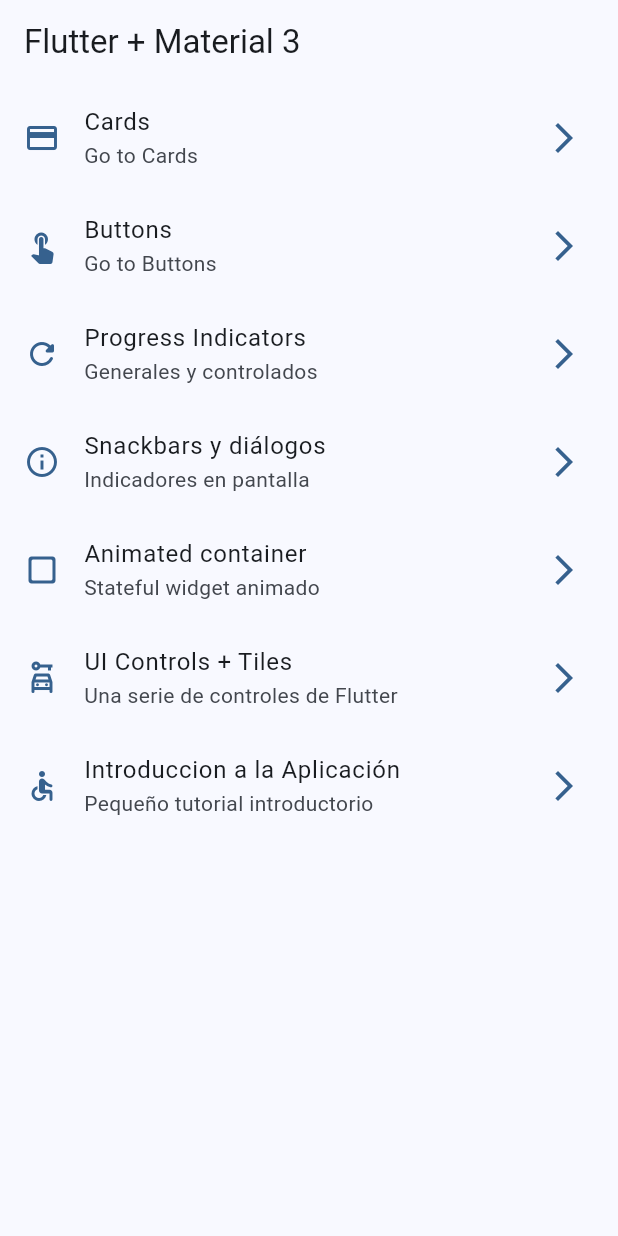
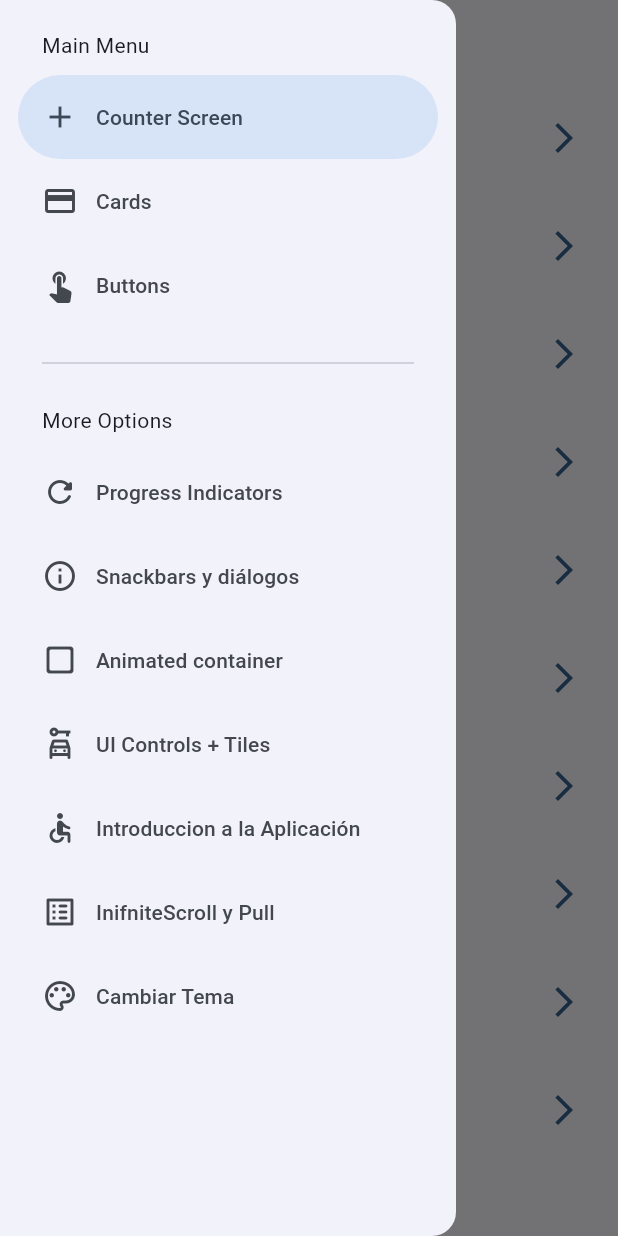
Before and after one commit to KevCristensen/widgets_app, a Flutter app: the screen it shows after launch, with the side drawer open (before the commit the screen has no drawer), on a phone screen of 412 x 824 dp. Run offline on Flutter 3.47's test engine with Material 3 defaults, Android fonts, the phone set to English and light mode, and no system bars; our stand-ins replace animate_do, flutter_riverpod, go_router.

Commit message:
Antes de statenotifier

```diff
--- a/lib/config/menu/menu_items.dart
+++ b/lib/config/menu/menu_items.dart
@@ -16,6 +16,12 @@ class MenuItem{
 }
 
 const appMenuItems = <MenuItem>[
+  MenuItem(
+    title: 'Counter Screen',
+    subTitle: 'Contador de clicks',
+    link: '/counter_screen',
+    icon: Icons.add
+  ),
   MenuItem(
     title: 'Cards',
     subTitle: 'Go to Cards',
@@ -58,4 +64,17 @@ const appMenuItems = <MenuItem>[
     link: '/tutorial',
     icon: Icons.accessible_rounded
   ),
+  MenuItem(
+    title: 'InifniteScroll y Pull',
+    subTitle: 'Listas infinitas y pull to refresh',
+    link: '/infinite',
+    icon: Icons.list_alt_rounded
+  ),
+  MenuItem(
+    title: 'Cambiar Tema',
+    subTitle: 'Cambiar el tema de la aplicación',
+    link: '/theme-changer',
+    icon: Icons.color_lens_outlined
+  ),
+
 ];
--- a/lib/config/router/app_router.dart
+++ b/lib/config/router/app_router.dart
@@ -46,5 +46,21 @@ final appRouter = GoRouter(
       name: AppTutorialScreen.name,
       builder: (context, state) => const AppTutorialScreen(),
     ),
+    GoRoute(
+      path: '/infinite',
+      name: InfiniteScrollScreen.name,
+      builder: (context, state) => const InfiniteScrollScreen(),
+    ),
+    GoRoute(
+      path: '/counter_screen',
+      name: CounterScreen.name,
+      builder: (context, state) => const CounterScreen(),
+    ),
+    GoRoute(
+      path: '/theme-changer',
+      name: ThemeChangerScreen.name,
+      builder: (context, state) => const ThemeChangerScreen(),
+    ),
+
   ]
   );
--- a/lib/config/theme/app_theme.dart
+++ b/lib/config/theme/app_theme.dart
@@ -21,14 +21,17 @@ const colorList = <Color>[
 class AppTheme {
 
   final int selectedColor;
+  final bool isDarkMode;
 
   AppTheme({
+    this.isDarkMode = false,
     this.selectedColor = 0
     }): assert(selectedColor >= 0, 'selectedColor must be greater than 0'),
         assert(selectedColor < colorList.length, 'selectedColor must be less or equal than ${colorList.length -1}');
 
     ThemeData getTheme() => ThemeData(
       useMaterial3: true,
+      brightness: isDarkMode ? Brightness.dark : Brightness.light,
       colorSchemeSeed: colorList[selectedColor],
       appBarTheme: const AppBarTheme(
         centerTitle: false,
--- a/lib/main.dart
+++ b/lib/main.dart
@@ -1,21 +1,30 @@
 import 'package:flutter/material.dart';
+import 'package:flutter_riverpod/flutter_riverpod.dart';
 import 'package:widgets_app/config/router/app_router.dart';
 import 'package:widgets_app/config/theme/app_theme.dart';
+import 'package:widgets_app/presentation/providers/theme_provider.dart';
 
 void main() {
-  runApp(const MainApp());
+  runApp(
+    const ProviderScope(
+      child: MainApp()
+    )
+    );
 }
 
-class MainApp extends StatelessWidget {
+class MainApp extends ConsumerWidget {
   const MainApp({super.key});
 
   @override
-  Widget build(BuildContext context) {
+  Widget build(BuildContext context, WidgetRef ref) {
+    final darkMode = ref.watch(isDarkModeProvider);
+    final selectedColor = ref.watch(selectedColorProvider);
+
     return MaterialApp.router(
       title: 'Flutter Widgets',
       routerConfig: appRouter,
       debugShowCheckedModeBanner: false,
-      theme: AppTheme(selectedColor: 0).getTheme(),
+      theme: AppTheme(selectedColor: selectedColor, isDarkMode: darkMode).getTheme(),
       // home: const HomeScreen(),
       // routes: {
       //   '/home': (context) => const HomeScreen(),
--- /dev/null
+++ b/lib/presentation/providers/counter_provider.dart
@@ -0,0 +1,3 @@
+import 'package:flutter_riverpod/flutter_riverpod.dart';
+
+final counterProvider = StateProvider((ref) => 5);
--- /dev/null
+++ b/lib/presentation/providers/theme_provider.dart
@@ -0,0 +1,14 @@
+import 'package:flutter_riverpod/flutter_riverpod.dart';
+import 'package:widgets_app/config/theme/app_theme.dart';
+
+
+// Listado de colores inmutable
+
+final colorListProvider = Provider((ref) => colorList);
+
+//Un simple boolean
+final isDarkModeProvider = StateProvider((ref) => false);
+
+
+//Un simple int
+final selectedColorProvider = StateProvider((ref) => 0);
--- a/lib/presentation/screens/home/home_screen.dart
+++ b/lib/presentation/screens/home/home_screen.dart
@@ -1,6 +1,7 @@
 import 'package:flutter/material.dart';
 import 'package:go_router/go_router.dart';
 import 'package:widgets_app/config/menu/menu_items.dart';
+import 'package:widgets_app/presentation/widgets/side_menu.dart';
 
 class HomeScreen extends StatelessWidget {
 
@@ -9,11 +10,15 @@ class HomeScreen extends StatelessWidget {
 
   @override
   Widget build(BuildContext context) {
+
+    final scaffoldKey = GlobalKey<ScaffoldState>();
     return Scaffold(
+      key: scaffoldKey,
       appBar: AppBar(
         title: const Text('Flutter + Material 3'),
       ),
       body: const _HomeView(),
+      drawer: SideMenu( scaffoldKey: scaffoldKey,),
     );
   }
 }
--- a/lib/presentation/screens/screens.dart
+++ b/lib/presentation/screens/screens.dart
@@ -1,3 +1,5 @@
+export 'package:widgets_app/presentation/screens/counter/counter_screen.dart';
+export 'package:widgets_app/presentation/screens/theme_changer/theme_changer_screen.dart';
 export 'package:widgets_app/presentation/screens/animated/animated_screen.dart';
 export 'package:widgets_app/presentation/screens/app_tutorial/app_tutorial_screen.dart';
 export 'package:widgets_app/presentation/screens/buttons/buttons_screen.dart';
--- /dev/null
+++ b/lib/presentation/widgets/side_menu.dart
@@ -0,0 +1,87 @@
+import 'package:flutter/material.dart';
+import 'package:go_router/go_router.dart';
+import 'package:widgets_app/config/menu/menu_items.dart';
+
+class SideMenu extends StatefulWidget {
+
+  final GlobalKey<ScaffoldState> scaffoldKey;
+
+  const SideMenu({
+    super.key,
+    required this.scaffoldKey
+    });
+
+  @override
+  State<SideMenu> createState() => _SideMenuState();
+}
+
+class _SideMenuState extends State<SideMenu> {
+
+
+  int navDrawerIndex = 0;
+  @override
+  Widget build(BuildContext context) {
+
+    final hasNotch = MediaQuery.of(context).viewPadding.top > 35;
+
+
+
+    return NavigationDrawer(
+      selectedIndex: navDrawerIndex,
+      onDestinationSelected: (value) {
+        setState(() {
+          navDrawerIndex = value;
+        });
+
+        final menuItem = appMenuItems[value];
+        context.push(menuItem.link);
+        widget.scaffoldKey.currentState?.closeDrawer();
+
+
+      },
+      children: [
+
+        Padding(
+          padding: EdgeInsets.fromLTRB(28, hasNotch ? 0 : 20, 16, 10),
+          child: const Text('Main Menu'),
+        ),
+
+
+        ...appMenuItems
+          .sublist(0,3)
+          .map((item) => NavigationDrawerDestination(
+            icon: Icon(item.icon),
+            label: Text(item.title),
+          ),
+        ),
+
+        const Padding(
+          padding: EdgeInsets.fromLTRB(28, 16, 28, 10),
+          child: Divider(),
+          ),
+
+        const Padding(
+          padding: EdgeInsets.fromLTRB(28, 10, 16, 10),
+          child: Text('More Options'),
+        ),
+
+        ...appMenuItems
+          .sublist(3)
+          .map((item) => NavigationDrawerDestination(
+            icon: Icon(item.icon),
+            label: Text(item.title),
+          ),
+        ),
+
+
+
+
+
+
+
+
+
+      ],
+      );
+  }
+}
--- a/pubspec.yaml
+++ b/pubspec.yaml
@@ -8,9 +8,15 @@ environment:
 
 dependencies:
   animate_do: ^3.3.4
+  build_runner: ^2.4.13
+  custom_lint: ^0.7.0
   flutter:
     sdk: flutter
+  flutter_riverpod: ^2.6.1
   go_router: ^14.3.0
+  riverpod_annotation: ^2.6.1
+  riverpod_generator: ^2.6.3
+  riverpod_lint: ^2.6.3
 
 dev_dependencies:
   flutter_lints: ^4.0.0
```
Also changed, not shown: lib/presentation/screens/counter/counter_screen.dart (added, +46 -0 lines), lib/presentation/screens/infinite_scroll/infinite_scroll_screen.dart (+131 -2 lines), lib/presentation/screens/theme_changer/theme_changer_screen.dart (added, +64 -0 lines), pubspec.lock.
